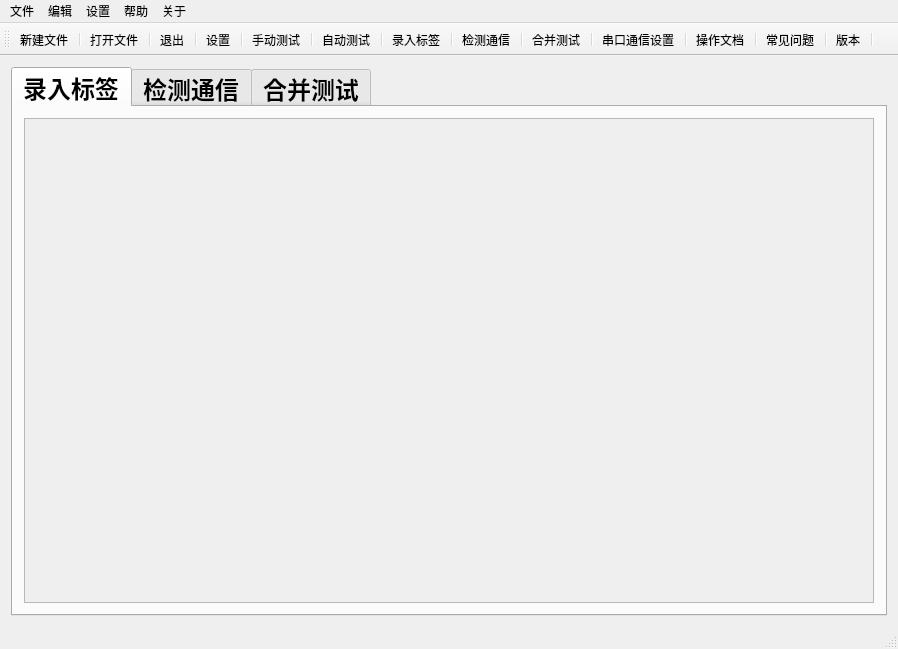
This is mainwindow.ui in guoshijiang/IspdNewCalibrator as Qt 5 draws it before an edit. The edited form follows.
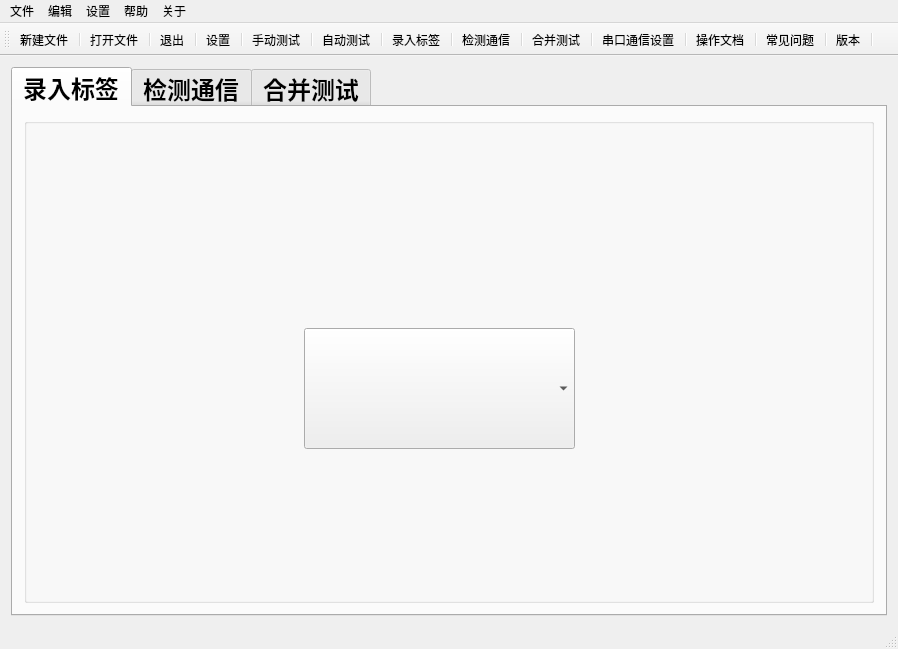
This is the edited form. The open tabs and pages were chosen to show the change. Icons and pictures are not drawn.

```diff
--- a/mainwindow.ui
+++ b/mainwindow.ui
@@ -33,17 +33,17 @@
        </attribute>
        <layout class="QVBoxLayout" name="verticalLayout_6">
         <item>
-         <widget class="QScrollArea" name="scrollArea_record">
-          <property name="widgetResizable">
-           <bool>true</bool>
+         <widget class="QGroupBox" name="groupBox_record">
+          <property name="title">
+           <string/>
           </property>
-          <widget class="QWidget" name="scrollAreaWidgetContents">
+          <widget class="QComboBox" name="comboBox">
            <property name="geometry">
             <rect>
-             <x>0</x>
-             <y>0</y>
-             <width>854</width>
-             <height>495</height>
+             <x>280</x>
+             <y>210</y>
+             <width>271</width>
+             <height>121</height>
             </rect>
            </property>
           </widget>
```
Left out of the diff: 8 changed lines with no effect on the pictures.
